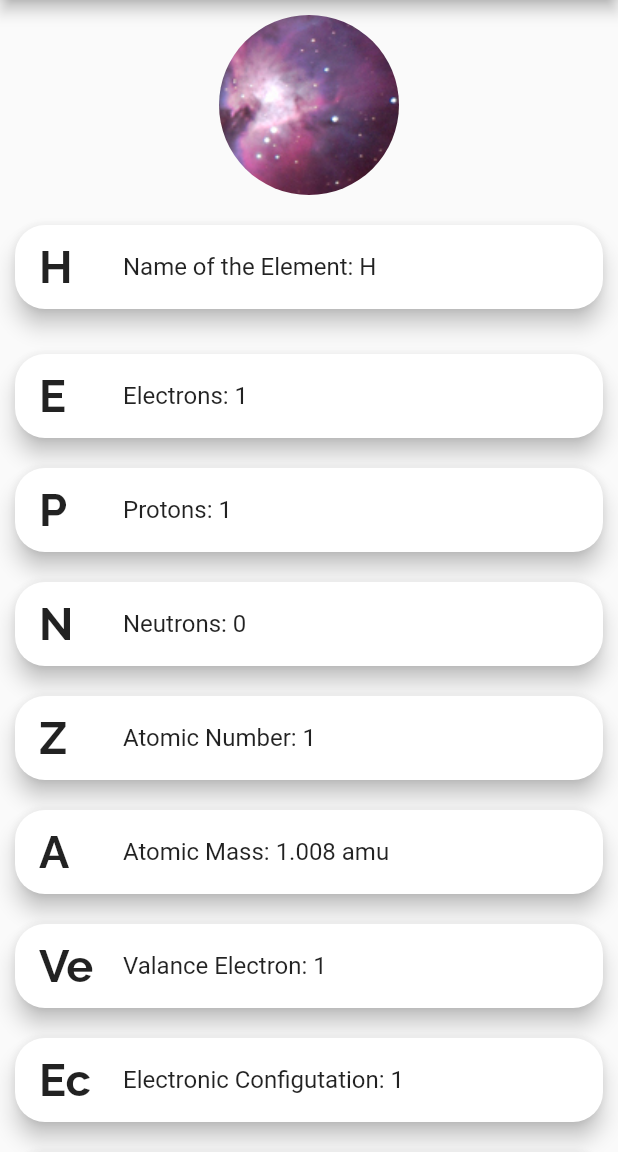
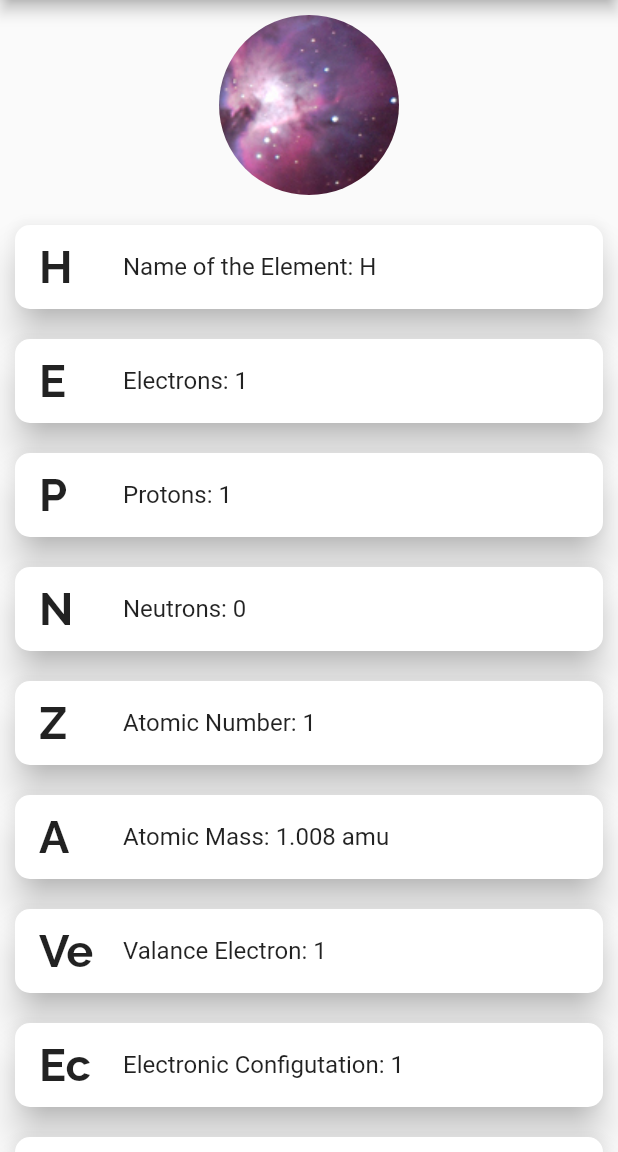
Before and after one commit to harshith-ashok/periodic-table-AppStore, a Flutter app: the screen it shows after launch, after a tap on an icon or button, on a phone screen of 412 x 824 dp, the part 84-1236 px from its top. Run offline on Flutter 3.47's test engine with Material 2 defaults, Android fonts, the phone set to English and light mode, and no system bars; our stand-ins replace bottom_navy_bar, font_awesome_flutter.

Commit message:
made final changes

```diff
--- a/lib/content/elements.dart
+++ b/lib/content/elements.dart
@@ -11,7 +11,7 @@ List elementName = [
   'Neon',
   'Sodium',
   'Magnesium',
-  'Aluminum',
+  'Aluminium',
   'Silicon',
   'Phosphorus',
   'Sulfur',
--- a/lib/main.dart
+++ b/lib/main.dart
@@ -6,6 +6,7 @@ import 'package:periodic_table/resource/element.dart';
 import 'package:periodic_table/screens/about.dart';
 import 'package:periodic_table/screens/home.dart';
 
+import 'screens/search.dart';
 import 'screens/search.dart';
 
 void main() {
@@ -21,6 +22,7 @@ class _MyAppState extends State<MyApp> {
   int _selectedIndex = 0;
   static List _page = [
     Home(),
+    //Search(),
     About(),
   ];
 
@@ -51,7 +53,7 @@ class _MyAppState extends State<MyApp> {
         ),
         body: _page.elementAt(_selectedIndex),
         bottomNavigationBar: BottomNavyBar(
-          itemCornerRadius: 20,
+          itemCornerRadius: 10,
           selectedIndex: _selectedIndex,
           onItemSelected: (index) {
             setState(() => _selectedIndex = index);
--- a/lib/resource/element.dart
+++ b/lib/resource/element.dart
@@ -12,7 +12,7 @@ class ElementNameorID extends StatelessWidget {
     return Card(
       shape: RoundedRectangleBorder(
         borderRadius: BorderRadius.all(
-          Radius.circular(20),
+          Radius.circular(10),
         ),
       ),
       elevation: 10,
@@ -21,7 +21,7 @@ class ElementNameorID extends StatelessWidget {
         leading: Text(
           '$eID',
           style: TextStyle(
-            //fontFamily: 'Raleway',
+            fontFamily: 'Raleway',
             fontSize: 25,
             fontWeight: FontWeight.w600,
           ),
--- a/lib/screens/about.dart
+++ b/lib/screens/about.dart
@@ -45,13 +45,8 @@ class _AboutState extends State<About> {
           ),
           Tile(
             content: 'YouTube',
-            subContent: 'youtube.com/harshith-ashok',
+            subContent: 'bit.ly/3t8QUDp',
             leadingIco: FontAwesomeIcons.youtube,
-          ),
-          Tile(
-            content: 'Twitter',
-            subContent: 'twitter.com/_harshith_ashok',
-            leadingIco: FontAwesomeIcons.twitter,
           ),
           Tile(
             content: 'Instagram',
@@ -95,11 +90,11 @@ class Tile extends StatelessWidget {
     return Card(
       shape: RoundedRectangleBorder(
         borderRadius: BorderRadius.all(
-          Radius.circular(20),
+          Radius.circular(10),
         ),
       ),
-      elevation: 6,
-      margin: EdgeInsets.all(6),
+      elevation: 10,
+      margin: EdgeInsets.all(10),
       child: ListTile(
         title: Text(
           content,
--- a/lib/screens/home.dart
+++ b/lib/screens/home.dart
@@ -51,16 +51,16 @@ class _HomeState extends State<Home> {
                             Card(
                               margin: EdgeInsets.only(
                                 top: 10.0,
-                                bottom: 20.0,
+                                bottom: 10.0,
                                 left: 10,
                                 right: 10,
                               ),
                               shape: RoundedRectangleBorder(
                                 borderRadius: BorderRadius.all(
-                                  Radius.circular(20),
+                                  Radius.circular(10),
                                 ),
                               ),
-                              elevation: 6,
+                              elevation: 10,
                               child: ListTile(
                                 leading: Text(
                                   '${elementID[index].toString()}',
@@ -78,11 +78,11 @@ class _HomeState extends State<Home> {
                             Card(
                               shape: RoundedRectangleBorder(
                                 borderRadius: BorderRadius.all(
-                                  Radius.circular(20),
+                                  Radius.circular(10),
                                 ),
                               ),
                               margin: EdgeInsets.all(10.0),
-                              elevation: 6,
+                              elevation: 10,
                               child: ListTile(
                                 leading: Text(
                                   'E',
@@ -100,11 +100,11 @@ class _HomeState extends State<Home> {
                             Card(
                               shape: RoundedRectangleBorder(
                                 borderRadius: BorderRadius.all(
-                                  Radius.circular(20),
+                                  Radius.circular(10),
                                 ),
                               ),
                               margin: EdgeInsets.all(10.0),
-                              elevation: 6,
+                              elevation: 10,
                               child: ListTile(
                                 leading: Text(
                                   'P',
@@ -122,11 +122,11 @@ class _HomeState extends State<Home> {
                             Card(
                               shape: RoundedRectangleBorder(
                                 borderRadius: BorderRadius.all(
-                                  Radius.circular(20),
+                                  Radius.circular(10),
                                 ),
                               ),
                               margin: EdgeInsets.all(10.0),
-                              elevation: 6,
+                              elevation: 10,
                               child: ListTile(
                                 leading: Text(
                                   'N',
@@ -144,11 +144,11 @@ class _HomeState extends State<Home> {
                             Card(
                               shape: RoundedRectangleBorder(
                                 borderRadius: BorderRadius.all(
-                                  Radius.circular(20),
+                                  Radius.circular(10),
                                 ),
                               ),
                               margin: EdgeInsets.all(10.0),
-                              elevation: 6,
+                              elevation: 10,
                               child: ListTile(
                                 leading: Text(
                                   'Z',
@@ -166,11 +166,11 @@ class _HomeState extends State<Home> {
                             Card(
                               shape: RoundedRectangleBorder(
                                 borderRadius: BorderRadius.all(
-                                  Radius.circular(20),
+                                  Radius.circular(10),
                                 ),
                               ),
                               margin: EdgeInsets.all(10.0),
-                              elevation: 6,
+                              elevation: 10,
                               child: ListTile(
                                 leading: Text(
                                   'A',
@@ -188,11 +188,11 @@ class _HomeState extends State<Home> {
                             Card(
                               shape: RoundedRectangleBorder(
                                 borderRadius: BorderRadius.all(
-                                  Radius.circular(20),
+                                  Radius.circular(10),
                                 ),
                               ),
                               margin: EdgeInsets.all(10.0),
-                              elevation: 6,
+                              elevation: 10,
                               child: ListTile(
                                 leading: Text(
                                   'Ve',
@@ -210,11 +210,11 @@ class _HomeState extends State<Home> {
                             Card(
                               shape: RoundedRectangleBorder(
                                 borderRadius: BorderRadius.all(
-                                  Radius.circular(20),
+                                  Radius.circular(10),
                                 ),
                               ),
                               margin: EdgeInsets.all(10.0),
-                              elevation: 6,
+                              elevation: 10,
                               child: ListTile(
                                 leading: Text(
                                   'Ec',
@@ -232,11 +232,11 @@ class _HomeState extends State<Home> {
                             Card(
                               shape: RoundedRectangleBorder(
                                 borderRadius: BorderRadius.all(
-                                  Radius.circular(20),
+                                  Radius.circular(10),
                                 ),
                               ),
                               margin: EdgeInsets.all(10.0),
-                              elevation: 6,
+                              elevation: 10,
                               child: ListTile(
                                 leading: Text(
                                   'NoE',
@@ -254,11 +254,11 @@ class _HomeState extends State<Home> {
                             Card(
                               shape: RoundedRectangleBorder(
                                 borderRadius: BorderRadius.all(
-                                  Radius.circular(20),
+                                  Radius.circular(10),
                                 ),
                               ),
                               margin: EdgeInsets.all(10.0),
-                              elevation: 6,
+                              elevation: 10,
                               child: ListTile(
                                 leading: Text(
                                   'NoI',
```
Also changed, not shown: images/Argon.jpg (added).
